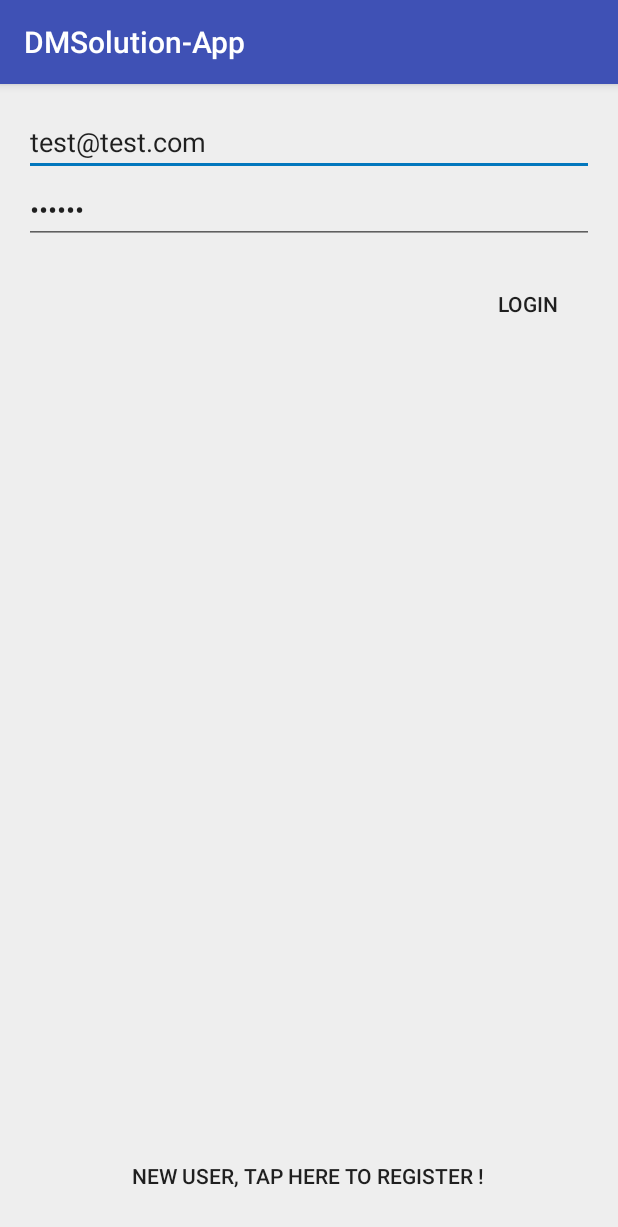
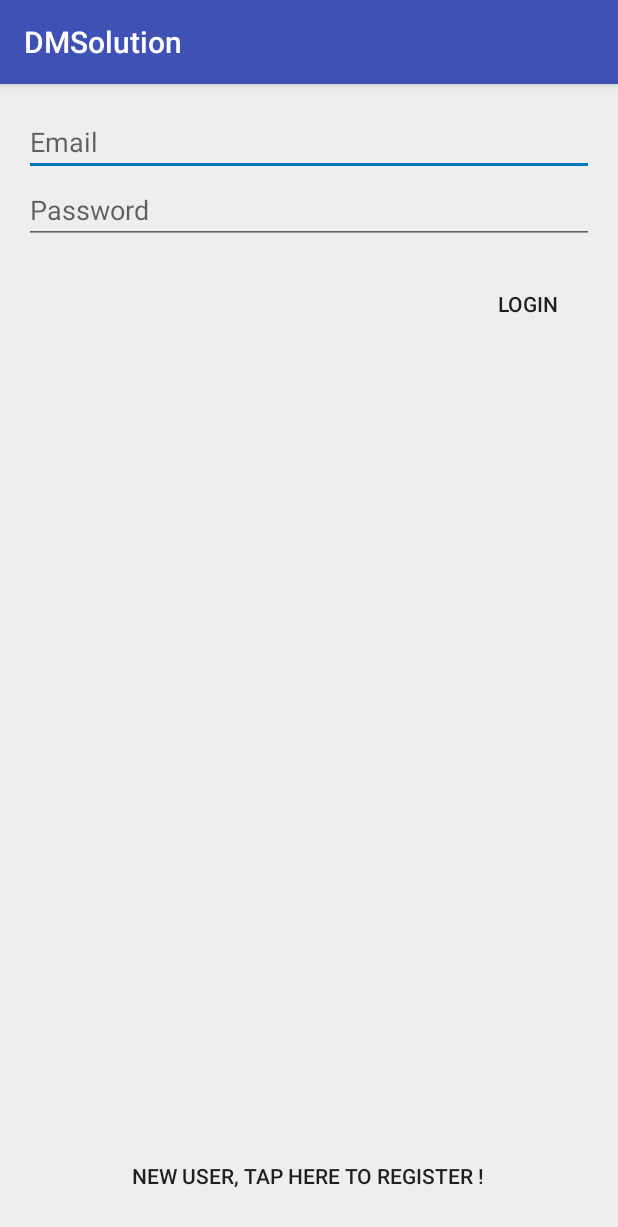
Before and after one commit to vetonthaqi/AndroidFirbaseChat-master, an Android app: the screen it shows after launch (LoginActivity), on a phone screen of 412 x 824 dp. Shown: the top 1227 px of the screen. Run offline under Robolectric (Android 15) with nearby library versions, the phone set to English and light mode, and no system bars; our stand-ins replace Firebase (no records; nobody signed in at launch, a user with empty details on screens opened directly).

Commit message:
Rregullimi i regjistrimit

```diff
--- a/app/src/main/java/co/arvisiontech/simplechatfirebase/ui/fragments/LoginFragment.java
+++ b/app/src/main/java/co/arvisiontech/simplechatfirebase/ui/fragments/LoginFragment.java
@@ -75,8 +75,8 @@ public class LoginFragment extends Fragment implements View.OnClickListener, Log
     }
 
     private void setDummyCredentials() {
-        mETxtEmail.setText("test@test.com");
-        mETxtPassword.setText("123456");
+        mETxtEmail.setHint("Email");
+        mETxtPassword.setHint("Password");
     }
 
     @Override
--- a/app/src/main/res/values/strings.xml
+++ b/app/src/main/res/values/strings.xml
@@ -17,7 +17,7 @@
     <string name="none_paired">No devices have been paired</string>
 
     <string name="chat_title">List of friends</string>
-    <string name="app_name">DMSolution-App</string>
+    <string name="app_name">DMSolution</string>
     <string name="action_settings">Settings</string>
     <string name="email">Email Id</string>
     <string name="password">Password</string>
```
